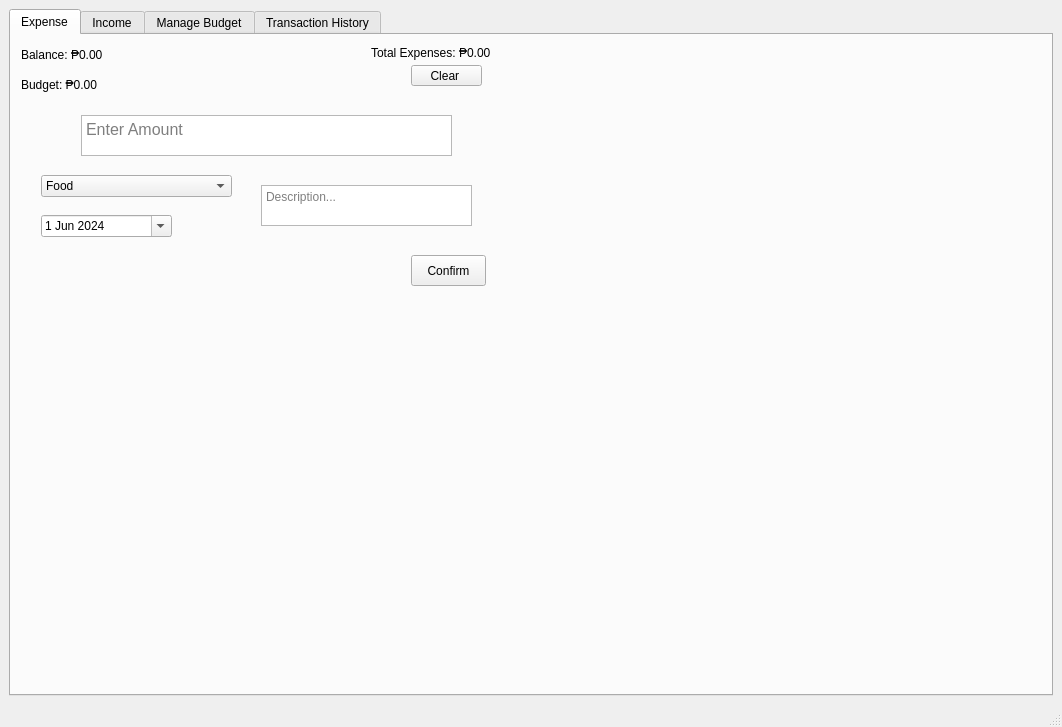
TheMaxL/Spending-and-Savings-Tracker, file GUI/mainwindow.ui: the form before one commit.
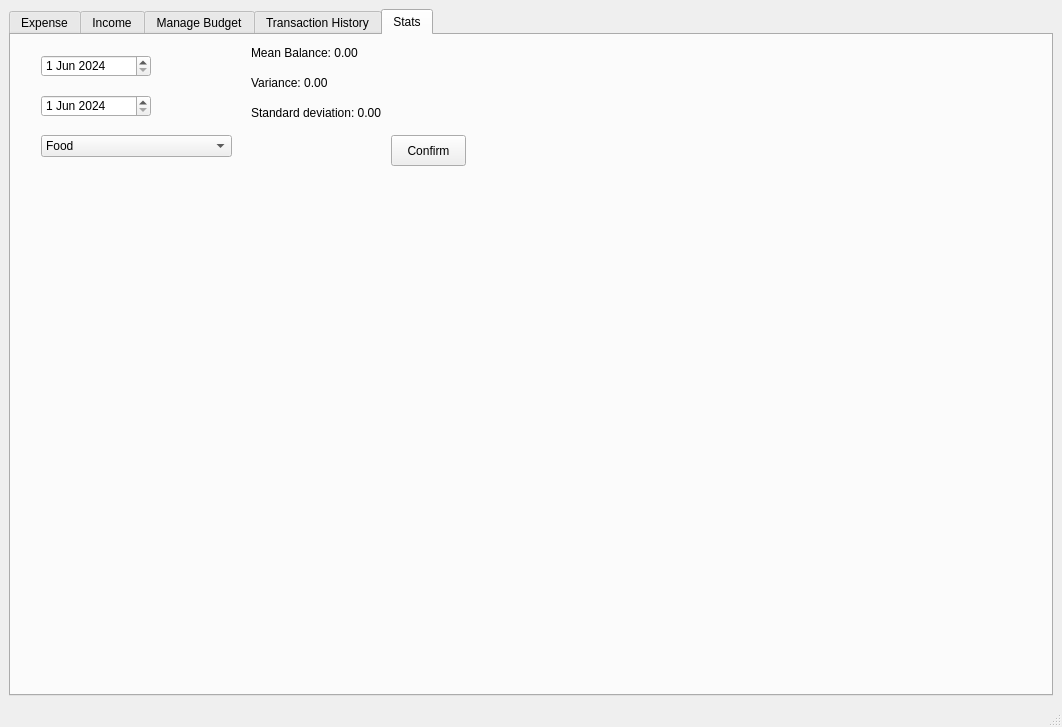
The form after the commit.

Commit message: Mean, variance, and standard deviation

Diff of the .ui file:
```diff
--- a/GUI/mainwindow.ui
+++ b/GUI/mainwindow.ui
@@ -24,7 +24,7 @@
        </size>
       </property>
       <property name="currentIndex">
-       <number>0</number>
+       <number>4</number>
       </property>
       <widget class="QWidget" name="tab">
        <attribute name="title">
@@ -127,7 +127,7 @@
         </property>
         <property name="dateTime">
          <datetime>
-          <hour>8</hour>
+          <hour>16</hour>
           <minute>0</minute>
           <second>0</second>
           <year>2024</year>
@@ -137,7 +137,7 @@
         </property>
         <property name="maximumDateTime">
          <datetime>
-          <hour>23</hour>
+          <hour>7</hour>
           <minute>59</minute>
           <second>59</second>
           <year>2034</year>
@@ -147,12 +147,12 @@
         </property>
         <property name="minimumDateTime">
          <datetime>
-          <hour>8</hour>
+          <hour>16</hour>
           <minute>0</minute>
           <second>0</second>
           <year>2013</year>
           <month>12</month>
-          <day>29</day>
+          <day>28</day>
          </datetime>
         </property>
         <property name="calendarPopup">
@@ -1054,6 +1054,142 @@
         </property>
        </widget>
       </widget>
+      <widget class="QWidget" name="tab_8">
+       <attribute name="title">
+        <string>Stats</string>
+       </attribute>
+       <widget class="QDateEdit" name="dateEdit_7">
+        <property name="geometry">
+         <rect>
+          <x>30</x>
+          <y>20</y>
+          <width>110</width>
+          <height>22</height>
+         </rect>
+        </property>
+        <property name="date">
+         <date>
+          <year>2024</year>
+          <month>6</month>
+          <day>1</day>
+         </date>
+        </property>
+       </widget>
+       <widget class="QDateEdit" name="dateEdit_8">
+        <property name="geometry">
+         <rect>
+          <x>30</x>
+          <y>60</y>
+          <width>110</width>
+          <height>22</height>
+         </rect>
+        </property>
+        <property name="date">
+         <date>
+          <year>2024</year>
+          <month>6</month>
+          <day>1</day>
+         </date>
+        </property>
+       </widget>
+       <widget class="QComboBox" name="comboBox_7">
+        <property name="geometry">
+         <rect>
+          <x>30</x>
+          <y>100</y>
+          <width>191</width>
+          <height>22</height>
+         </rect>
+        </property>
+        <item>
+         <property name="text">
+          <string>Food</string>
+         </property>
+        </item>
+        <item>
+         <property name="text">
+          <string>Bills</string>
+         </property>
+        </item>
+        <item>
+         <property name="text">
+          <string>Comfort</string>
+         </property>
+        </item>
+        <item>
+         <property name="text">
+          <string>Hygiene</string>
+         </property>
+        </item>
+        <item>
+         <property name="text">
+          <string>Medicine</string>
+         </property>
+        </item>
+        <item>
+         <property name="text">
+          <string>Transportation</string>
+         </property>
+        </item>
+        <item>
+         <property name="text">
+          <string>Other</string>
+         </property>
+        </item>
+       </widget>
+       <widget class="QPushButton" name="pushButton_7">
+        <property name="geometry">
+         <rect>
+          <x>380</x>
+          <y>100</y>
+          <width>75</width>
+          <height>31</height>
+         </rect>
+        </property>
+        <property name="text">
+         <string>Confirm</string>
+        </property>
+       </widget>
+       <widget class="QLabel" name="label_19">
+        <property name="geometry">
+         <rect>
+          <x>240</x>
+          <y>10</y>
+          <width>211</width>
+          <height>16</height>
+         </rect>
+        </property>
+        <property name="text">
+         <string>Mean Balance: 0.00</string>
+        </property>
+       </widget>
+       <widget class="QLabel" name="label_20">
+        <property name="geometry">
+         <rect>
+          <x>240</x>
+          <y>40</y>
+          <width>211</width>
+          <height>16</height>
+         </rect>
+        </property>
+        <property name="text">
+         <string>Variance: 0.00</string>
+        </property>
+       </widget>
+       <widget class="QLabel" name="label_21">
+        <property name="geometry">
+         <rect>
+          <x>240</x>
+          <y>70</y>
+          <width>211</width>
+          <height>16</height>
+         </rect>
+        </property>
+        <property name="text">
+         <string>Standard deviation: 0.00</string>
+        </property>
+       </widget>
+      </widget>
      </widget>
     </item>
    </layout>
```
Left out of the diff: 10 changed lines with no effect on the pictures. The commit also changes 532 other files.
